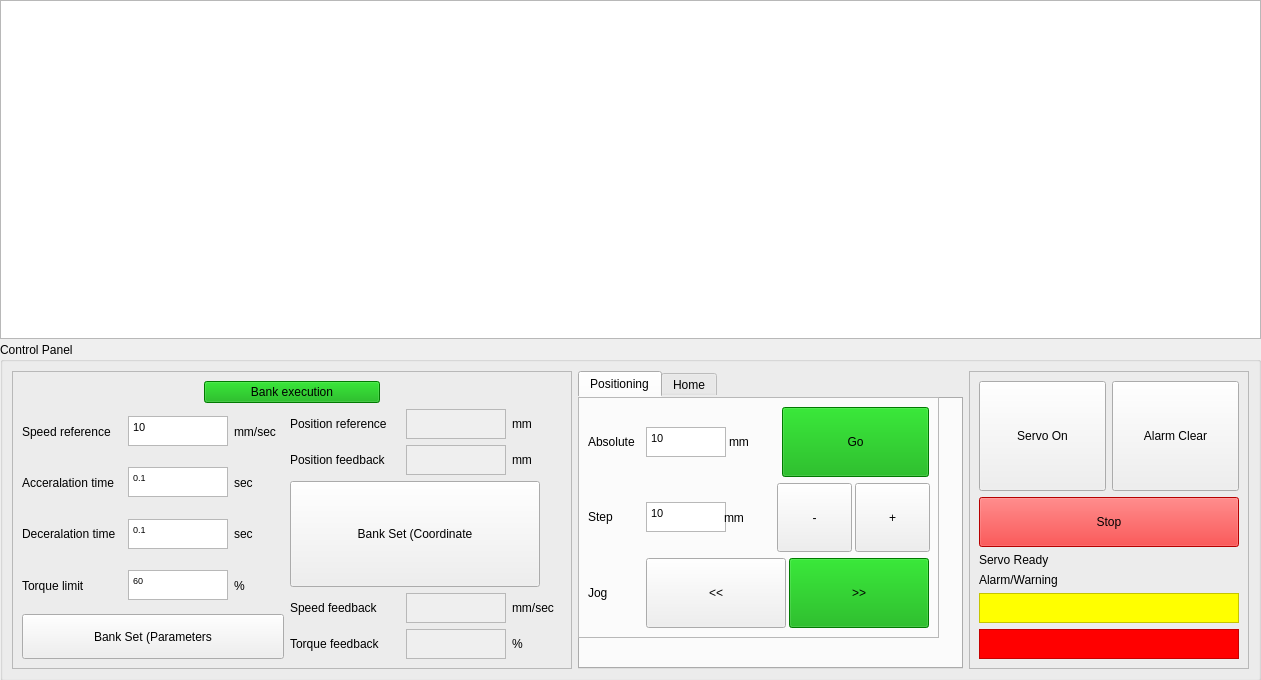
Old version of the form bank-view/frontmanaualmode.ui in the repository smandyscom/front-base-widget.
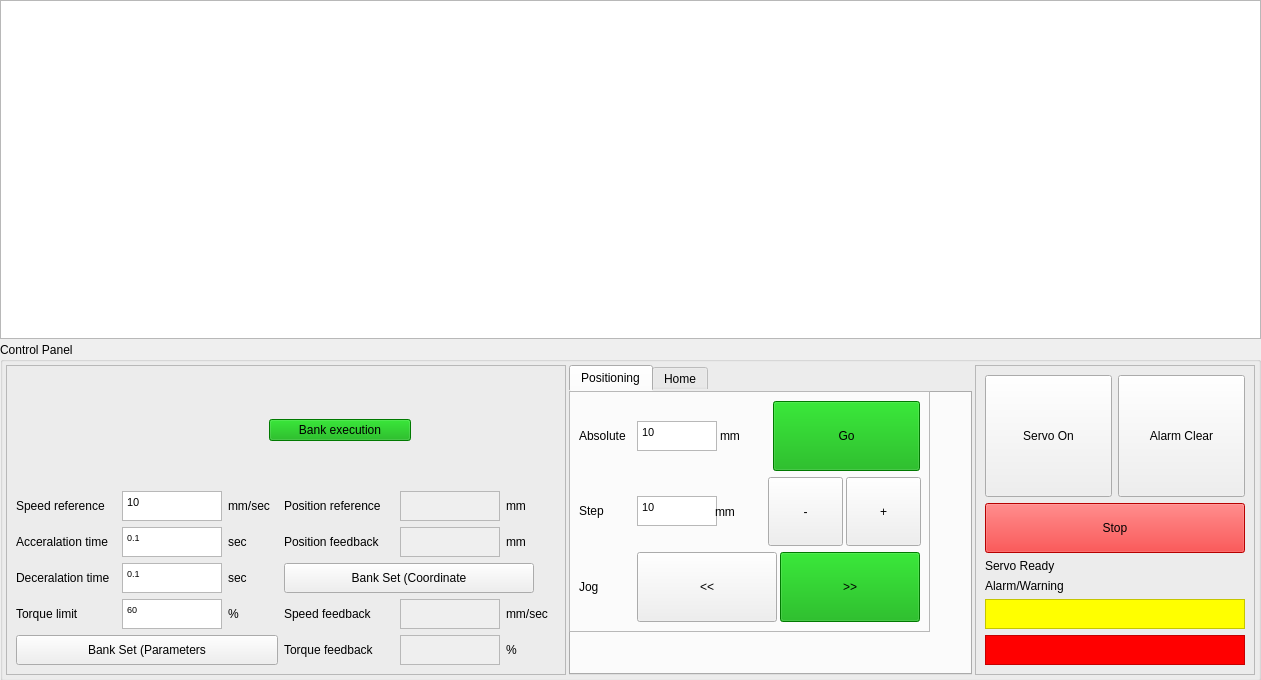
New version of the form.

What changed in the file:
```diff
--- a/bank-view/frontmanaualmode.ui
+++ b/bank-view/frontmanaualmode.ui
@@ -66,6 +66,21 @@
        <string>Control Panel</string>
       </property>
       <layout class="QHBoxLayout" name="horizontalLayout">
+       <property name="spacing">
+        <number>3</number>
+       </property>
+       <property name="leftMargin">
+        <number>3</number>
+       </property>
+       <property name="topMargin">
+        <number>3</number>
+       </property>
+       <property name="rightMargin">
+        <number>3</number>
+       </property>
+       <property name="bottomMargin">
+        <number>3</number>
+       </property>
        <item>
         <widget class="QFrame" name="frameDatabseParameter">
          <property name="sizePolicy">
@@ -83,8 +98,18 @@
          <layout class="QVBoxLayout" name="verticalLayout_3">
           <item>
            <layout class="QHBoxLayout" name="horizontalLayoutDatabase">
+            <property name="spacing">
+             <number>3</number>
+            </property>
             <item>
-             <widget class="QWidget" name="widgetFilter" native="true"/>
+             <widget class="QWidget" name="widgetFilter" native="true">
+              <property name="minimumSize">
+               <size>
+                <width>250</width>
+                <height>110</height>
+               </size>
+              </property>
+             </widget>
             </item>
             <item>
              <widget class="QPushButton" name="pushButtonBankExecution">
```
